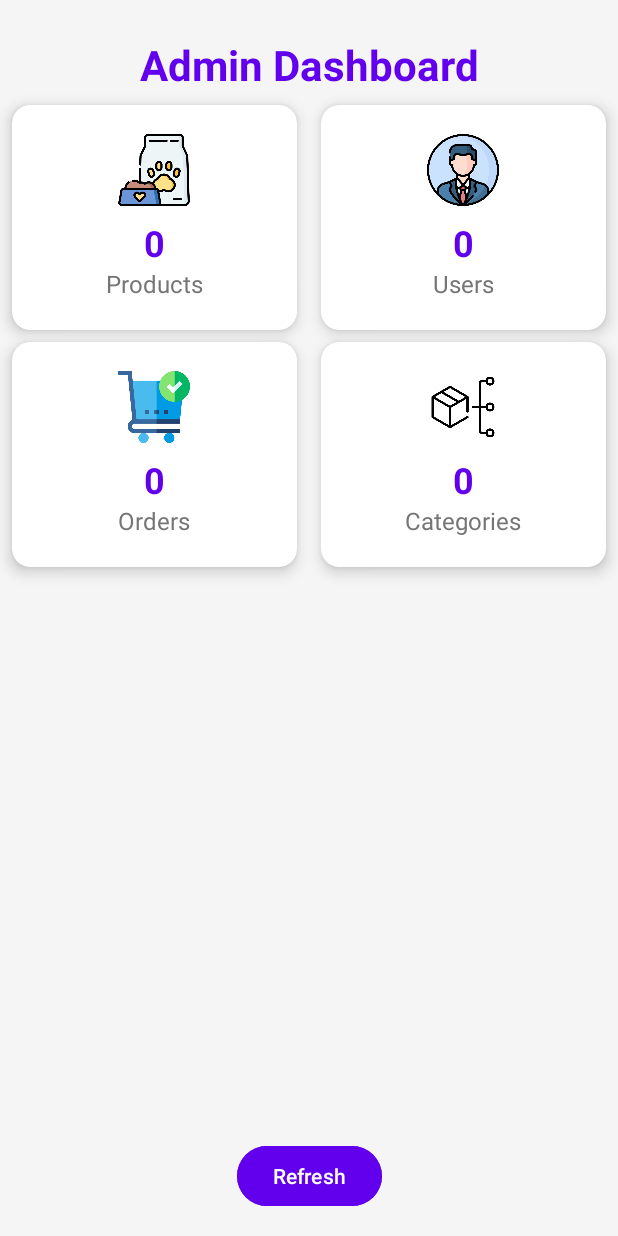
After one commit to hoangvm2307/group1-petfood, an Android app: the AdminDashboardActivity screen opened directly, with no data from a screen before it, on a phone screen of 412 x 824 dp. The commit adds this screen. Run offline under Robolectric (Android 15) with nearby library versions, the light colour scheme and no system bars.

Commit message:
dashboard admin

```diff
--- a/app/build.gradle.kts
+++ b/app/build.gradle.kts
@@ -66,6 +66,7 @@ dependencies {
         "include" to listOf("*.aar", "*.jar"),
         "exclude" to listOf("")
     )))
+    implementation(libs.gridlayout)
 
 
     annotationProcessor("com.github.bumptech.glide:compiler:4.16.0")
--- a/app/src/main/AndroidManifest.xml
+++ b/app/src/main/AndroidManifest.xml
@@ -73,6 +73,7 @@
             android:name=".activities.CategoryListActivity"
             android:exported="true" />
         <activity android:name=".activities.AddEditProductActivity" />
+        <activity android:name=".activities.AdminDashboardActivity" />
         <activity
             android:name=".activities.UserProductDetailActivity"
             android:exported="false" />
--- /dev/null
+++ b/app/src/main/java/com/example/group1_petfood/activities/AdminDashboardActivity.java
@@ -0,0 +1,86 @@
+package com.example.group1_petfood.activities;
+
+import android.os.Bundle;
+import android.util.Log;
+import android.view.View;
+import android.widget.Button;
+import android.widget.TextView;
+import androidx.appcompat.app.AppCompatActivity;
+import androidx.recyclerview.widget.LinearLayoutManager;
+import androidx.recyclerview.widget.RecyclerView;
+
+import com.example.group1_petfood.R;
+import com.example.group1_petfood.adapters.OrderAdapter;
+import com.example.group1_petfood.controllers.CategoryController;
+import com.example.group1_petfood.controllers.OrderController;
+import com.example.group1_petfood.controllers.ProductController;
+import com.example.group1_petfood.controllers.UserController;
+import com.example.group1_petfood.models.Order;
+
+import java.util.List;
+
+public class AdminDashboardActivity extends AppCompatActivity {
+
+    private TextView productCountTextView, userCountTextView, categoryCountTextView, orderCountTextView;
+    private ProductController productController;
+    private UserController userController;
+    private CategoryController categoryController;
+    private OrderController orderController;
+    private Button refreshButton;
+    private RecyclerView recentOrdersRecyclerView;
+    private OrderAdapter orderAdapter;
+    private List<Order> recentOrders;
+
+    @Override
+    protected void onCreate(Bundle savedInstanceState) {
+        super.onCreate(savedInstanceState);
+        setContentView(R.layout.activity_admin_dashboard);
+
+        productCountTextView = findViewById(R.id.productCountTextView);
+        userCountTextView = findViewById(R.id.userCountTextView);
+        categoryCountTextView = findViewById(R.id.categoryCountTextView);
+        orderCountTextView = findViewById(R.id.orderCountTextView);
+        refreshButton = findViewById(R.id.refreshButton);
+
+        productController = new ProductController(this);
+        userController = new UserController(this);
+        categoryController = new CategoryController(this);
+        orderController = new OrderController(this);
+
+        updateCounts();
+
+        refreshButton.setOnClickListener(new View.OnClickListener() {
+            @Override
+            public void onClick(View v) {
+                updateCounts();
+            }
+        });
+        recentOrdersRecyclerView = findViewById(R.id.recentOrdersRecyclerView);
+        recentOrdersRecyclerView.setLayoutManager(new LinearLayoutManager(this));
+
+        orderController = new OrderController(this);
+        loadRecentOrders();
+    }
+
+    private void updateCounts() {
+        int productCount = productController.getProductCount();
+        int userCount = userController.getUserCount();
+        int categoryCount = categoryController.getCategoryCount();
+        int orderCount = orderController.getOrderCount();
+
+        productCountTextView.setText(String.valueOf(productCount));
+        userCountTextView.setText(String.valueOf(userCount));
+        categoryCountTextView.setText(String.valueOf(categoryCount));
+        orderCountTextView.setText(String.valueOf(orderCount));
+
+        Log.d("AdminDashboard", "Product Count: " + productCount);
+        Log.d("AdminDashboard", "User Count: " + userCount);
+        Log.d("AdminDashboard", "Category Count: " + categoryCount);
+        Log.d("AdminDashboard", "Order Count: " + orderCount);
+    }
+    private void loadRecentOrders() {
+        recentOrders = orderController.getAllOrders();
+        orderAdapter = new OrderAdapter(recentOrders);
+        recentOrdersRecyclerView.setAdapter(orderAdapter);
+    }
+}
--- a/app/src/main/java/com/example/group1_petfood/controllers/CategoryController.java
+++ b/app/src/main/java/com/example/group1_petfood/controllers/CategoryController.java
@@ -4,6 +4,8 @@ import android.content.ContentValues;
 import android.content.Context;
 import com.example.group1_petfood.database.DatabaseHelper;
 import com.example.group1_petfood.models.Category;
+import com.example.group1_petfood.models.Product;
+
 import java.util.ArrayList;
 import java.util.List;
 import android.database.Cursor;
@@ -62,4 +64,8 @@ public class CategoryController {
         db.delete("categories", "id" + " = ?", new String[]{String.valueOf(categoryId)});
         db.close();
     }
+    public int getCategoryCount() {
+        List<Category> categories = getAllCategories();
+        return categories.size();
+    }
 }
--- a/app/src/main/java/com/example/group1_petfood/controllers/OrderController.java
+++ b/app/src/main/java/com/example/group1_petfood/controllers/OrderController.java
@@ -7,6 +7,7 @@ import android.database.sqlite.SQLiteDatabase;
 
 import com.example.group1_petfood.database.DatabaseHelper;
 import com.example.group1_petfood.models.Order;
+import com.example.group1_petfood.models.Product;
 
 import java.util.ArrayList;
 import java.util.List;
@@ -78,4 +79,8 @@ public class OrderController {
         db.delete("orders", "id = ?", new String[]{String.valueOf(orderId)});
         db.close();
     }
+    public int getOrderCount() {
+        List<Order> orders = getAllOrders();
+        return orders.size();
+    }
 }
--- a/app/src/main/java/com/example/group1_petfood/controllers/ProductController.java
+++ b/app/src/main/java/com/example/group1_petfood/controllers/ProductController.java
@@ -143,4 +143,8 @@ public class ProductController {
         db.close();
         return result > 0;
     }
+    public int getProductCount() {
+        List<Product> products = getAllProducts();
+        return products.size();
+    }
 }
--- a/app/src/main/java/com/example/group1_petfood/controllers/UserController.java
+++ b/app/src/main/java/com/example/group1_petfood/controllers/UserController.java
@@ -7,6 +7,7 @@ import android.database.sqlite.SQLiteDatabase;
 import android.util.Log;
 
 import com.example.group1_petfood.database.DatabaseHelper;
+import com.example.group1_petfood.models.Product;
 import com.example.group1_petfood.models.User;
 
 import java.util.ArrayList;
@@ -279,4 +280,8 @@ public class UserController {
     private String getCurrentTimestamp() {
         return java.text.DateFormat.getDateTimeInstance().format(new java.util.Date());
     }
+    public int getUserCount() {
+        List<User> users = getAllUsers();
+        return users.size();
+    }
 }
--- /dev/null
+++ b/app/src/main/res/layout/activity_admin_dashboard.xml
@@ -0,0 +1,231 @@
+<?xml version="1.0" encoding="utf-8"?>
+<androidx.constraintlayout.widget.ConstraintLayout xmlns:android="http://schemas.android.com/apk/res/android"
+    xmlns:app="http://schemas.android.com/apk/res-auto"
+    xmlns:tools="http://schemas.android.com/tools"
+    android:layout_width="match_parent"
+    android:layout_height="match_parent"
+    android:background="@color/light_grey"
+    tools:context=".activities.AdminDashboardActivity">
+
+    <TextView
+        android:id="@+id/titleTextView"
+        android:layout_width="wrap_content"
+        android:layout_height="wrap_content"
+        android:text="Admin Dashboard"
+        android:textSize="28sp"
+        android:textStyle="bold"
+        android:textColor="@color/primary_color"
+        app:layout_constraintTop_toTopOf="parent"
+        app:layout_constraintStart_toStartOf="parent"
+        app:layout_constraintEnd_toEndOf="parent"
+        android:layout_marginTop="24dp"
+        android:layout_marginBottom="16dp" />
+
+    <androidx.cardview.widget.CardView
+        android:id="@+id/productCard"
+        android:layout_width="0dp"
+        android:layout_height="150dp"
+        android:layout_margin="8dp"
+        app:layout_constraintTop_toBottomOf="@id/titleTextView"
+        app:layout_constraintStart_toStartOf="parent"
+        app:layout_constraintEnd_toStartOf="@id/userCard"
+        app:cardCornerRadius="12dp"
+        app:cardElevation="6dp"
+        app:cardBackgroundColor="@color/white">
+
+        <LinearLayout
+            android:layout_width="match_parent"
+            android:layout_height="match_parent"
+            android:orientation="vertical"
+            android:padding="16dp"
+            android:gravity="center"
+            android:background="?attr/selectableItemBackgroundBorderless"
+            android:clickable="true"
+            android:focusable="true">
+
+            <ImageView
+                android:layout_width="48dp"
+                android:layout_height="48dp"
+                android:src="@drawable/ic_product"/>
+
+            <TextView
+                android:id="@+id/productCountTextView"
+                android:layout_width="wrap_content"
+                android:layout_height="wrap_content"
+                android:text="0"
+                android:textSize="24sp"
+                android:textStyle="bold"
+                android:textColor="@color/primary_color"
+                android:layout_marginTop="8dp" />
+
+            <TextView
+                android:layout_width="wrap_content"
+                android:layout_height="wrap_content"
+                android:text="Products"
+                android:textSize="16sp"
+                android:textColor="@color/secondary_text_color" />
+        </LinearLayout>
+    </androidx.cardview.widget.CardView>
+
+    <androidx.cardview.widget.CardView
+        android:id="@+id/userCard"
+        android:layout_width="0dp"
+        android:layout_height="150dp"
+        android:layout_margin="8dp"
+        app:layout_constraintTop_toBottomOf="@id/titleTextView"
+        app:layout_constraintStart_toEndOf="@id/productCard"
+        app:layout_constraintEnd_toEndOf="parent"
+        app:cardCornerRadius="12dp"
+        app:cardElevation="6dp"
+        app:cardBackgroundColor="@color/white">
+
+        <LinearLayout
+            android:layout_width="match_parent"
+            android:layout_height="match_parent"
+            android:orientation="vertical"
+            android:padding="16dp"
+            android:gravity="center"
+            android:background="?attr/selectableItemBackgroundBorderless"
+            android:clickable="true"
+            android:focusable="true">
+
+            <ImageView
+                android:layout_width="48dp"
+                android:layout_height="48dp"
+                android:src="@drawable/ic_user"/>
+
+            <TextView
+                android:id="@+id/userCountTextView"
+                android:layout_width="wrap_content"
+                android:layout_height="wrap_content"
+                android:text="0"
+                android:textSize="24sp"
+                android:textStyle="bold"
+                android:textColor="@color/primary_color"
+                android:layout_marginTop="8dp" />
+
+            <TextView
+                android:layout_width="wrap_content"
+                android:layout_height="wrap_content"
+                android:text="Users"
+                android:textSize="16sp"
+                android:textColor="@color/secondary_text_color" />
+        </LinearLayout>
+    </androidx.cardview.widget.CardView>
+
+    <androidx.cardview.widget.CardView
+        android:id="@+id/orderCard"
+        android:layout_width="0dp"
+        android:layout_height="150dp"
+        android:layout_margin="8dp"
+        app:layout_constraintTop_toBottomOf="@id/productCard"
+        app:layout_constraintStart_toStartOf="parent"
+        app:layout_constraintEnd_toStartOf="@id/categoryCard"
+        app:cardCornerRadius="12dp"
+        app:cardElevation="6dp"
+        app:cardBackgroundColor="@color/white">
+
+        <LinearLayout
+            android:layout_width="match_parent"
+            android:layout_height="match_parent"
+            android:orientation="vertical"
+            android:padding="16dp"
+            android:gravity="center"
+            android:background="?attr/selectableItemBackgroundBorderless"
+            android:clickable="true"
+            android:focusable="true">
+
+            <ImageView
+                android:layout_width="48dp"
+                android:layout_height="48dp"
+                android:src="@drawable/ic_order"/>
+
+            <TextView
+                android:id="@+id/orderCountTextView"
+                android:layout_width="wrap_content"
+                android:layout_height="wrap_content"
+                android:text="0"
+                android:textSize="24sp"
+                android:textStyle="bold"
+                android:textColor="@color/primary_color"
+                android:layout_marginTop="8dp" />
+
+            <TextView
+                android:layout_width="wrap_content"
+                android:layout_height="wrap_content"
+                android:text="Orders"
+                android:textSize="16sp"
+                android:textColor="@color/secondary_text_color" />
+        </LinearLayout>
+    </androidx.cardview.widget.CardView>
+
+    <androidx.cardview.widget.CardView
+        android:id="@+id/categoryCard"
+        android:layout_width="0dp"
+        android:layout_height="150dp"
+        android:layout_margin="8dp"
+        app:layout_constraintTop_toBottomOf="@id/userCard"
+        app:layout_constraintStart_toEndOf="@id/orderCard"
+        app:layout_constraintEnd_toEndOf="parent"
+        app:cardCornerRadius="12dp"
+        app:cardElevation="6dp"
+        app:cardBackgroundColor="@color/white">
+
+        <LinearLayout
+            android:layout_width="match_parent"
+            android:layout_height="match_parent"
+            android:orientation="vertical"
+            android:padding="16dp"
+            android:gravity="center"
+            android:background="?attr/selectableItemBackgroundBorderless"
+            android:clickable="true"
+            android:focusable="true">
+
+            <ImageView
+                android:layout_width="48dp"
+                android:layout_height="48dp"
+                android:src="@drawable/ic_category"/>
+
+            <TextView
+                android:id="@+id/categoryCountTextView"
+                android:layout_width="wrap_content"
+                android:layout_height="wrap_content"
+                android:text="0"
+                android:textSize="24sp"
+                android:textStyle="bold"
+                android:textColor="@color/primary_color"
+                android:layout_marginTop="8dp" />
+
+            <TextView
+                android:layout_width="wrap_content"
+                android:layout_height="wrap_content"
+                android:text="Categories"
+                android:textSize="16sp"
+                android:textColor="@color/secondary_text_color" />
+        </LinearLayout>
+    </androidx.cardview.widget.CardView>
+    <androidx.recyclerview.widget.RecyclerView
+        android:id="@+id/recentOrdersRecyclerView"
+        android:layout_width="0dp"
+        android:layout_height="wrap_content"
+        android:layout_margin="8dp"
+        app:layout_constraintTop_toBottomOf="@id/orderCard"
+        app:layout_constraintStart_toStartOf="parent"
+        app:layout_constraintEnd_toEndOf="parent"
+        app:layout_constraintBottom_toTopOf="@id/refreshButton"
+        tools:listitem="@layout/item_order" />
+
+    <Button
+        android:id="@+id/refreshButton"
+        android:layout_width="wrap_content"
+        android:layout_height="wrap_content"
+        android:text="Refresh"
+        android:textColor="@color/white"
+        android:backgroundTint="@color/primary_color"
+        app:layout_constraintBottom_toBottomOf="parent"
+        app:layout_constraintEnd_toEndOf="parent"
+        app:layout_constraintStart_toStartOf="parent"
+        android:layout_marginBottom="16dp"
+        android:layout_marginTop="16dp" />
+
+</androidx.constraintlayout.widget.ConstraintLayout>
--- /dev/null
+++ b/app/src/main/res/layout/card_dashboard_item.xml
@@ -0,0 +1,44 @@
+<?xml version="1.0" encoding="utf-8"?>
+<androidx.cardview.widget.CardView xmlns:android="http://schemas.android.com/apk/res/android"
+    xmlns:app="http://schemas.android.com/apk/res-auto"
+    android:layout_width="0dp"
+    android:layout_height="wrap_content"
+    android:layout_margin="16dp"
+    app:cardCornerRadius="12dp"
+    app:cardElevation="6dp"
+    android:background="?attr/selectableItemBackground"
+    android:clickable="true"
+    android:focusable="true">
+
+    <LinearLayout
+        android:layout_width="match_parent"
+        android:layout_height="wrap_content"
+        android:orientation="vertical"
+        android:padding="16dp"
+        android:gravity="center">
+
+        <ImageView
+            android:id="@+id/iconImageView"
+            android:layout_width="48dp"
+            android:layout_height="48dp"
+            android:src="@android:drawable/ic_menu_help"
+            android:tint="@color/black" />
+
+        <TextView
+            android:id="@+id/countTextView"
+            android:layout_width="wrap_content"
+            android:layout_height="wrap_content"
+            android:text="0"
+            android:textSize="24sp"
+            android:textStyle="bold"
+            android:textColor="@color/black" />
+
+        <TextView
+            android:id="@+id/labelTextView"
+            android:layout_width="wrap_content"
+            android:layout_height="wrap_content"
+            android:text="Label"
+            android:textSize="16sp"
+            android:textColor="@color/black" />
+    </LinearLayout>
+</androidx.cardview.widget.CardView>
--- /dev/null
+++ b/app/src/main/res/layout/item_order.xml
@@ -0,0 +1,41 @@
+<androidx.cardview.widget.CardView xmlns:android="http://schemas.android.com/apk/res/android"
+    android:layout_width="match_parent"
+    android:layout_height="wrap_content"
+    xmlns:app="http://schemas.android.com/apk/res-auto"
+    android:layout_margin="8dp"
+    app:cardCornerRadius="8dp"
+    app:cardElevation="4dp">
+
+    <LinearLayout
+        android:layout_width="match_parent"
+        android:layout_height="wrap_content"
+        android:orientation="vertical"
+        android:padding="16dp">
+
+        <TextView
+            android:id="@+id/orderIdTextView"
+            android:layout_width="wrap_content"
+            android:layout_height="wrap_content"
+            android:text="Order ID: #123"
+            android:textStyle="bold"
+            android:textSize="16sp" />
+
+        <TextView
+            android:id="@+id/orderStatusTextView"
+            android:layout_width="wrap_content"
+            android:layout_height="wrap_content"
+            android:text="Status: Pending"
+            android:textSize="14sp"
+            android:textColor="@color/black"
+            android:layout_marginTop="4dp" />
+
+        <TextView
+            android:id="@+id/orderTotalTextView"
+            android:layout_width="wrap_content"
+            android:layout_height="wrap_content"
+            android:text="Total: $45.99"
+            android:textSize="14sp"
+            android:textColor="@color/black"
+            android:layout_marginTop="4dp" />
+    </LinearLayout>
+</androidx.cardview.widget.CardView>
--- a/app/src/main/res/menu/drawer_menu.xml
+++ b/app/src/main/res/menu/drawer_menu.xml
@@ -47,9 +47,6 @@
                 android:icon="@drawable/ic_email"
                 android:title="contact@keos.vn" />
 
-            <item
-                android:id="@+id/nav_product_management"
-                android:title="Quản lý sản phẩm"/>
         </menu>
     </item>
 </menu>
--- a/app/src/main/res/values/colors.xml
+++ b/app/src/main/res/values/colors.xml
@@ -4,4 +4,8 @@
     <color name="white">#FFFFFFFF</color>
     <color name="green">#209381</color>
     <color name="custom_green">#388E3C</color>
+    <color name="light_gray">#F5F5F5</color>
+    <color name="primary_color">#6200EE</color>
+    <color name="light_grey">#F5F5F5</color>
+    <color name="secondary_text_color">#757575</color>
 </resources>
--- a/gradle/libs.versions.toml
+++ b/gradle/libs.versions.toml
@@ -7,6 +7,7 @@ appcompat = "1.7.0"
 material = "1.12.0"
 activity = "1.10.0"
 constraintlayout = "2.2.0"
+gridlayout = "1.0.0"
 
 [libraries]
 junit = { group = "junit", name = "junit", version.ref = "junit" }
@@ -16,6 +17,7 @@ appcompat = { group = "androidx.appcompat", name = "appcompat", version.ref = "a
 material = { group = "com.google.android.material", name = "material", version.ref = "material" }
 activity = { group = "androidx.activity", name = "activity", version.ref = "activity" }
 constraintlayout = { group = "androidx.constraintlayout", name = "constraintlayout", version.ref = "constraintlayout" }
+gridlayout = { group = "androidx.gridlayout", name = "gridlayout", version.ref = "gridlayout" }
 
 [plugins]
 android-application = { id = "com.android.application", version.ref = "agp" }
```
Also changed, not shown: app/src/main/res/drawable/ic_order.png (added), app/src/main/res/drawable/ic_product.png (added), app/src/main/res/drawable/ic_user.png (added).
